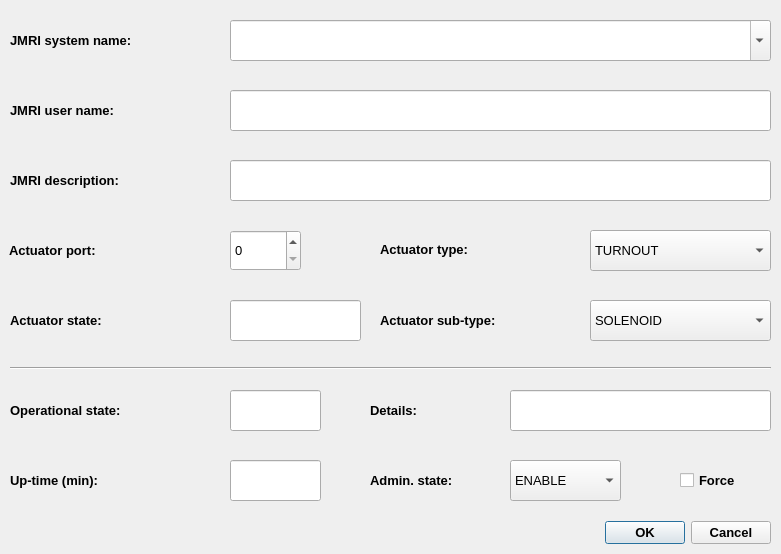
jonasbjurel/myRailIO, file Server/Scripts/GenJMRI/ui/Actuator_Dialog.ui: the form before one commit.
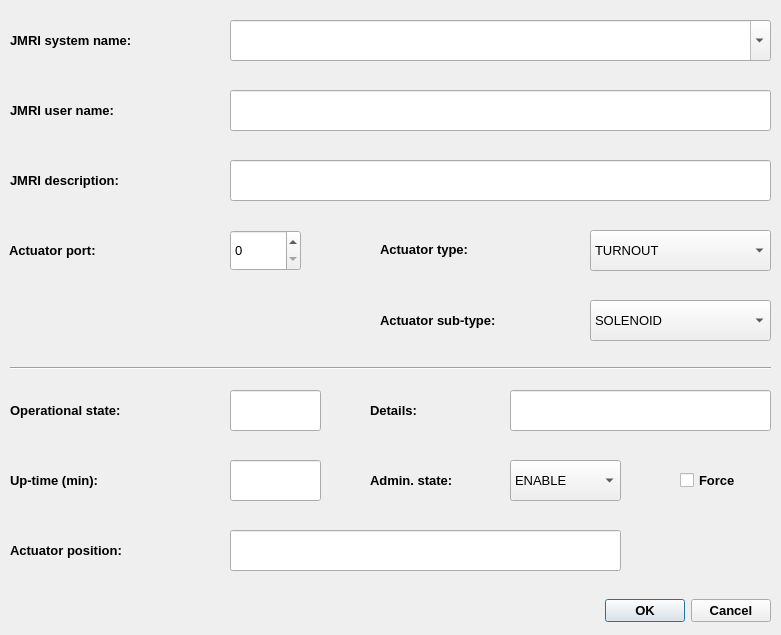
The form after the commit. Icons and pictures are not drawn.

```diff
--- a/Server/Scripts/GenJMRI/ui/Actuator_Dialog.ui
+++ b/Server/Scripts/GenJMRI/ui/Actuator_Dialog.ui
@@ -7,7 +7,7 @@
     <x>0</x>
     <y>0</y>
     <width>781</width>
-    <height>554</height>
+    <height>635</height>
    </rect>
   </property>
   <property name="windowTitle">
@@ -204,7 +204,7 @@
    <property name="geometry">
     <rect>
      <x>600</x>
-     <y>512</y>
+     <y>590</y>
      <width>171</width>
      <height>41</height>
     </rect>
@@ -370,8 +370,8 @@
    <property name="geometry">
     <rect>
      <x>230</x>
-     <y>300</y>
-     <width>131</width>
+     <y>530</y>
+     <width>391</width>
      <height>41</height>
     </rect>
    </property>
@@ -394,7 +394,7 @@
    <property name="geometry">
     <rect>
      <x>10</x>
-     <y>300</y>
+     <y>530</y>
      <width>221</width>
      <height>41</height>
     </rect>
@@ -410,7 +410,7 @@
     <string>&lt;html&gt;&lt;head/&gt;&lt;body&gt;&lt;p&gt;&lt;span style=&quot; font-weight:400;&quot;&gt;Current actuator state&lt;/span&gt;&lt;/p&gt;&lt;/body&gt;&lt;/html&gt;</string>
    </property>
    <property name="text">
-    <string>Actuator state:</string>
+    <string>Actuator position:</string>
    </property>
   </widget>
   <widget class="QLabel" name="label_18">
```
